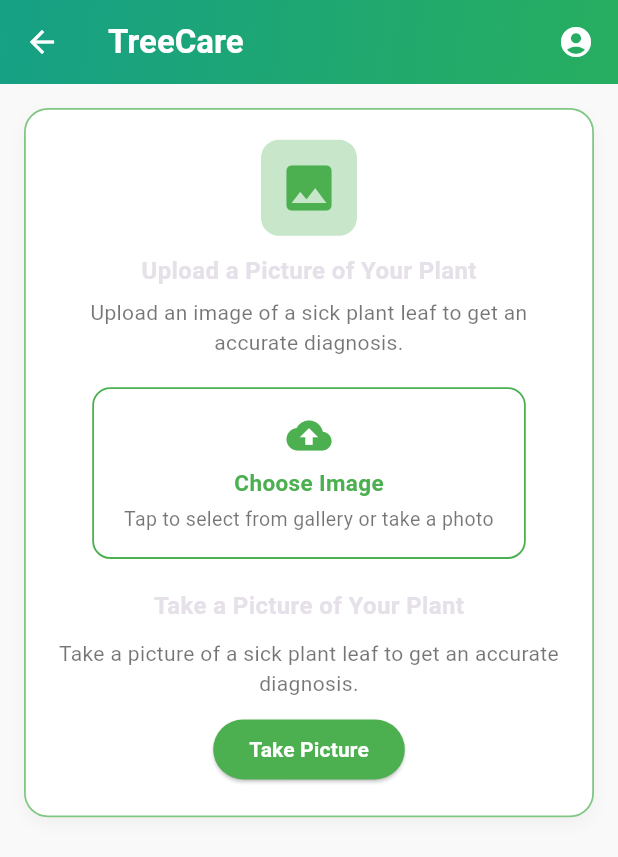
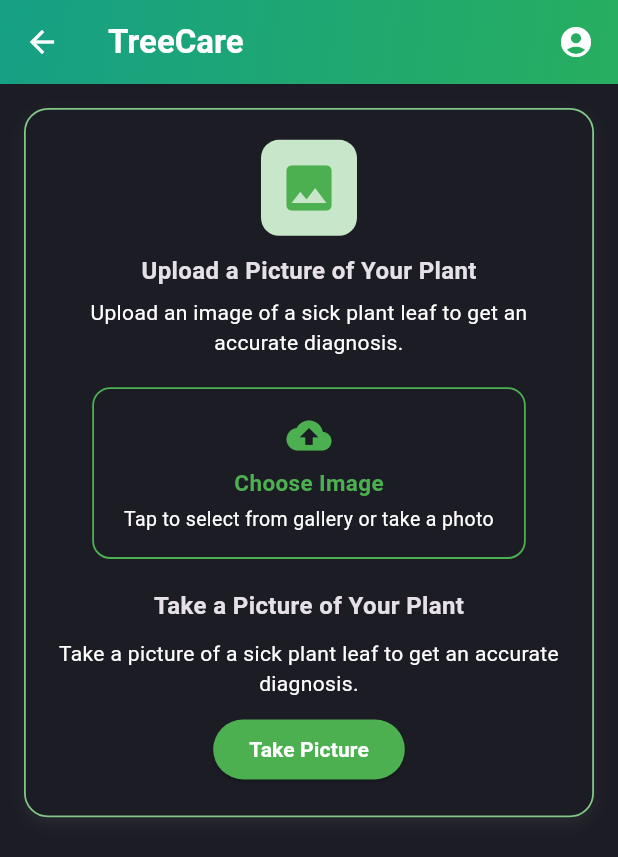
Before and after one commit to DevDadd/treecare-testing-v1, a Flutter app: the UploadPage screen opened directly, on a phone screen of 412 x 824 dp. Shown: the top 857 px of the screen. Run offline on Flutter 3.47's test engine with Material 3 defaults, Android fonts, the phone set to English and light mode, and no system bars; our stand-ins replace animated_bottom_navigation_bar, bloc, copy_with_extension, dash_chat_2, dio, equatable and 13 more; accounts and stored records are empty; Roboto replaces fonts that are missing (Cairo).

```diff
--- a/lib/feature/home/setting/views/result_detail_page.dart
+++ b/lib/feature/home/setting/views/result_detail_page.dart
@@ -208,9 +208,7 @@ class ResultDetailPage extends StatelessWidget {
                       style: ElevatedButton.styleFrom(
                         backgroundColor: const Color(0xFF00E1A0),
                         shape: RoundedRectangleBorder(
-                          borderRadius: BorderRadius.circular(
-                            30,
-                          ), // round corners
+                          borderRadius: BorderRadius.circular(30), // round
                         ),
                         elevation: 0,
                       ),
--- a/lib/feature/home/setting/views/upload_page.dart
+++ b/lib/feature/home/setting/views/upload_page.dart
@@ -47,7 +47,9 @@ class _UploadPageState extends State<UploadPage> {
 
   Widget build(BuildContext context) {
     return Scaffold(
-      backgroundColor: const Color(0xFFF9F9F9),
+      backgroundColor: Theme.of(context).brightness == ThemeMode.dark
+          ? Colors.white
+          : const Color.fromARGB(255, 28, 28, 37),
       appBar: AppBar(
         flexibleSpace: Container(
           decoration: const BoxDecoration(
@@ -87,7 +89,9 @@ class _UploadPageState extends State<UploadPage> {
                     Container(
                       padding: const EdgeInsets.all(20),
                       decoration: BoxDecoration(
-                        color: Colors.white,
+                        color: Theme.of(context).brightness == ThemeMode.dark
+                            ? Colors.white
+                            : const Color.fromARGB(255, 28, 28, 37),
                         borderRadius: BorderRadius.circular(16),
                         border: Border.all(
                           color: Colors.green.shade300,
@@ -129,7 +133,10 @@ class _UploadPageState extends State<UploadPage> {
                             textAlign: TextAlign.center,
                             style: GoogleFonts.cairo(
                               fontSize: 14,
-                              color: Colors.black54,
+                              color:
+                                  Theme.of(context).brightness == ThemeMode.dark
+                                  ? Colors.black
+                                  : Colors.white,
                             ),
                           ),
                           const SizedBox(height: 20),
@@ -172,7 +179,11 @@ class _UploadPageState extends State<UploadPage> {
                                     "Tap to select from gallery or take a photo",
                                     style: GoogleFonts.cairo(
                                       fontSize: 13,
-                                      color: Colors.black54,
+                                      color:
+                                          Theme.of(context).brightness ==
+                                              ThemeMode.dark
+                                          ? Colors.black
+                                          : Colors.white,
                                     ),
                                     textAlign: TextAlign.center,
                                   ),
@@ -194,7 +205,10 @@ class _UploadPageState extends State<UploadPage> {
                             textAlign: TextAlign.center,
                             style: GoogleFonts.cairo(
                               fontSize: 14,
-                              color: Colors.black54,
+                              color:
+                                  Theme.of(context).brightness == ThemeMode.dark
+                                  ? Colors.black
+                                  : Colors.white,
                             ),
                           ),
                           SizedBox(height: 10),
```
